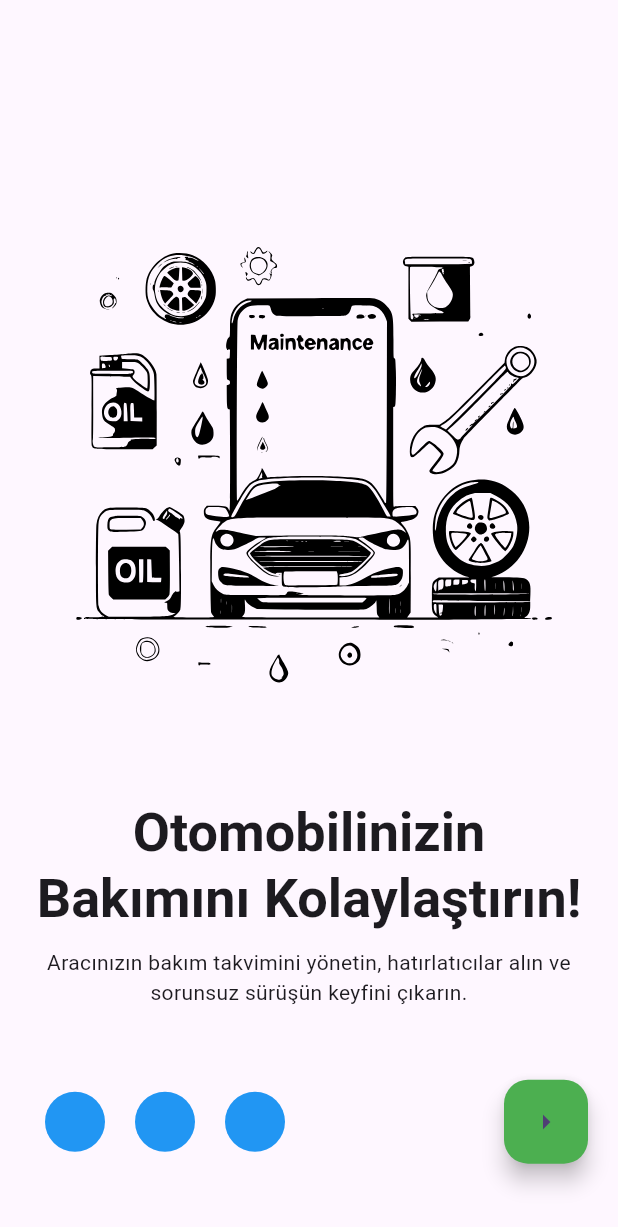
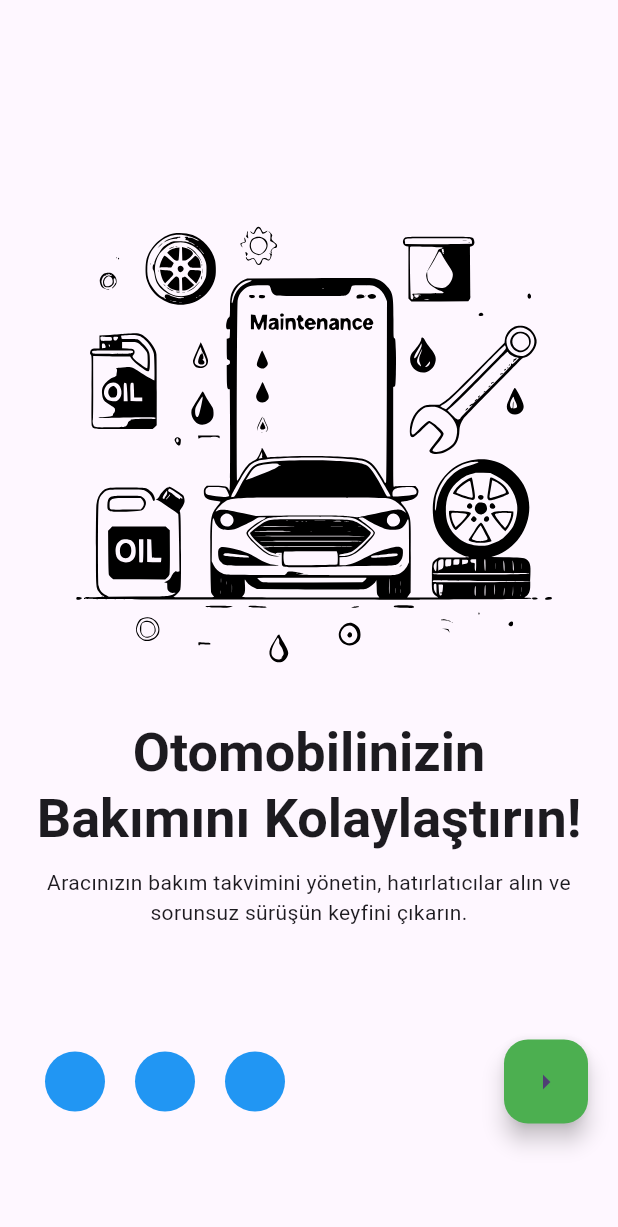
Before and after one commit to yusufulusahin/on_board_screen, a Flutter app: the screen it shows after launch, after a tap on the "arrow right" icon, on a phone screen of 412 x 824 dp. Shown: the top 1227 px of the screen. Run offline on Flutter 3.47's test engine with Material 3 defaults, Android fonts, the light colour scheme and no system bars; drawn by our look-alikes of auto_size_text; our stand-ins replace flutter_svg, mobx; generated files the repository leaves out were written again.

Commit message:
Onboard ekranı sistemi oluşturuldu.

```diff
--- a/lib/view/_autthanticate/onboard/view/onboard_view.dart
+++ b/lib/view/_autthanticate/onboard/view/onboard_view.dart
@@ -2,8 +2,7 @@ import 'package:auto_size_text/auto_size_text.dart';
 import 'package:flutter/material.dart';
 import 'package:flutter_svg/svg.dart';
 import 'package:on_board_screen/core/base/view/base_view.dart';
-import 'package:on_board_screen/core/components/container/random_color_container.dart';
-import 'package:on_board_screen/core/constant/Svg/svg_path.dart';
+import 'package:on_board_screen/view/_autthanticate/onboard/model/on_board_model.dart';
 import 'package:on_board_screen/view/_autthanticate/onboard/viewmodel/onboard_viewmodel.dart';
 
 class OnboardView extends StatefulWidget {
@@ -14,19 +13,34 @@ class OnboardView extends StatefulWidget {
 }
 
 class _OnboardViewState extends State<OnboardView> {
+  final PageController _pageController = PageController();
   @override
   Widget build(BuildContext context) {
     return BaseView<OnboardViewModel>(
+      onModelReady: (model) {
+        model.setContext(context);
+        model.init();
+      },
       viewModel: OnboardViewModel(),
       onBuilder:
-          (context, value) => Scaffold(
+          (context, OnboardViewModel viewModel) => Scaffold(
             body: Padding(
               padding: const EdgeInsets.symmetric(horizontal: 20),
               child: Column(
                 children: [
                   Spacer(flex: 1),
-                  Expanded(flex: 6, child: BuildSvgPicture()),
-                  BuildColumnText(context),
+                  Expanded(
+                    flex: 5,
+                    child: PageView.builder(
+                      controller: _pageController,
+                      itemCount: viewModel.onboardItems.length,
+                      itemBuilder:
+                          (context, index) => BuildColumnBody(
+                            context,
+                            viewModel.onboardItems[index],
+                          ),
+                    ),
+                  ),
                   Expanded(
                     flex: 2,
                     child: Row(
@@ -62,27 +76,32 @@ class _OnboardViewState extends State<OnboardView> {
     );
   }
 
-  Column BuildColumnText(BuildContext context) {
+  Column BuildColumnBody(BuildContext context, OnBoardModel model) {
+    return Column(
+      children: [
+        Expanded(flex: 6, child: BuildSvgPicture(model.imagePath)),
+        BuildColumnText(context, model),
+      ],
+    );
+  }
+
+  Column BuildColumnText(BuildContext context, OnBoardModel model) {
     return Column(
       children: [
         AutoSizeText(
           textAlign: TextAlign.center,
-          'Otomobilinizin Bakımını Kolaylaştırın!',
+          model.title,
           style: Theme.of(
             context,
           ).textTheme.displaySmall!.copyWith(fontWeight: FontWeight.bold),
         ),
         Padding(
           padding: const EdgeInsets.only(top: 10.0),
-          child: AutoSizeText(
-            textAlign: TextAlign.center,
-            'Aracınızın bakım takvimini yönetin, hatırlatıcılar alın ve sorunsuz sürüşün keyfini çıkarın.',
-          ),
+          child: AutoSizeText(textAlign: TextAlign.center, model.description),
         ),
       ],
     );
   }
 
-  SvgPicture BuildSvgPicture() =>
-      SvgPicture.asset(SVGImagePaths.instance.first);
+  SvgPicture BuildSvgPicture(String path) => SvgPicture.asset(path);
 }
--- a/lib/view/_autthanticate/onboard/viewmodel/onboard_viewmodel.dart
+++ b/lib/view/_autthanticate/onboard/viewmodel/onboard_viewmodel.dart
@@ -21,5 +21,19 @@ abstract class _OnboardViewModelBase with Store, BaseViewModel {
         SVGImagePaths.instance.first,
       ),
     );
+    onboardItems.add(
+      OnBoardModel(
+        "Önerilen Bakımlar ve Arıza Kodu Analizi!",
+        "Araç üreticisine özel bakım önerilerini görün ve arıza kodlarını analiz edin.",
+        SVGImagePaths.instance.second,
+      ),
+    );
+    onboardItems.add(
+      OnBoardModel(
+        "Hatırlatıcılar ve Servis Takibi!",
+        "Yağ değişimi, lastik bakımı ve daha fazlası için akıllı hatırlatıcılarla hiçbir bakımı kaçırmayın.",
+        SVGImagePaths.instance.third,
+      ),
+    );
   }
 }
```
